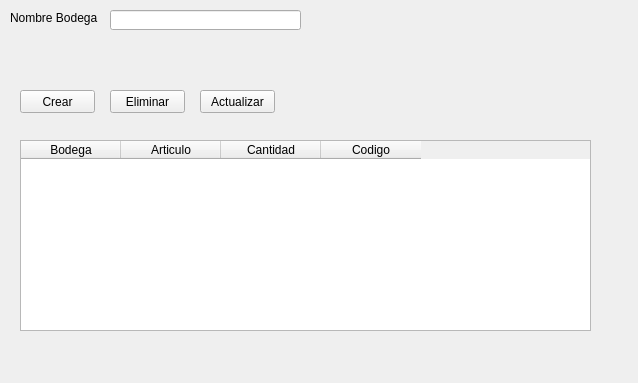
Old version of the form Proyecto P2/UI/bodegas.ui in the repository piedrachin/proyecto.
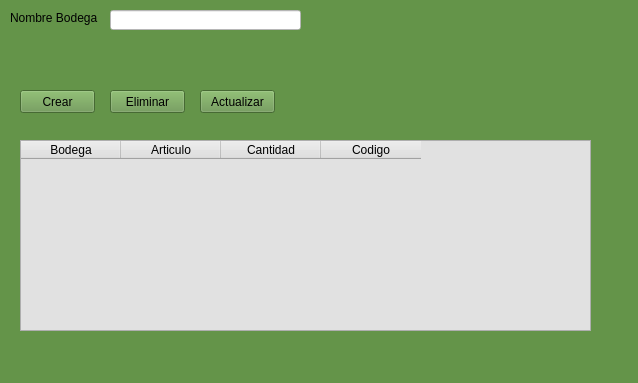
New version of the form.

Patch:
```diff
--- a/Proyecto P2/UI/bodegas.ui
+++ b/Proyecto P2/UI/bodegas.ui
@@ -13,6 +13,9 @@
   <property name="windowTitle">
    <string>Form</string>
   </property>
+  <property name="styleSheet">
+   <string notr="true">background-color: rgb(100, 148, 73);</string>
+  </property>
   <widget class="QLabel" name="label">
    <property name="geometry">
     <rect>
@@ -35,6 +38,9 @@
      <height>20</height>
     </rect>
    </property>
+   <property name="styleSheet">
+    <string notr="true">background-color: rgb(255, 255, 255);</string>
+   </property>
   </widget>
   <widget class="QPushButton" name="btn_crear_bodega">
    <property name="geometry">
@@ -58,6 +64,9 @@
      <height>191</height>
     </rect>
    </property>
+   <property name="styleSheet">
+    <string notr="true">background-color: rgb(225, 225, 225);</string>
+   </property>
    <column>
     <property name="text">
      <string>Bodega</string>
```
